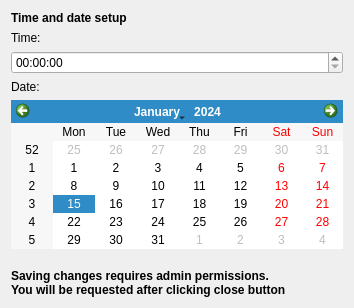
First picture: the form in lxqt-admin-time/datetime.ui, repository lxqt/lxqt-admin, before the edit.
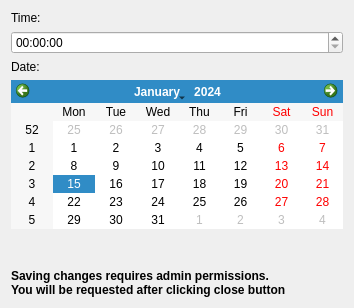
Second picture: the form after the edit.

Commit message: Removed invisible dialog titles. Updated template. Added german translation.

Patch:
```diff
--- a/lxqt-admin-time/datetime.ui
+++ b/lxqt-admin-time/datetime.ui
@@ -12,27 +12,14 @@
   </property>
   <property name="minimumSize">
    <size>
-    <width>0</width>
-    <height>0</height>
+    <width>50</width>
+    <height>50</height>
    </size>
   </property>
   <property name="windowTitle">
    <string>Form</string>
   </property>
   <layout class="QVBoxLayout" name="verticalLayout">
-   <item>
-    <widget class="QLabel" name="label_3">
-     <property name="font">
-      <font>
-       <weight>75</weight>
-       <bold>true</bold>
-      </font>
-     </property>
-     <property name="text">
-      <string>Time and date setup</string>
-     </property>
-    </widget>
-   </item>
    <item>
     <widget class="QLabel" name="label_time">
      <property name="text">
```
Left out of the diff: 3 changed lines with no effect on the pictures. The commit also changes 5 other files.
